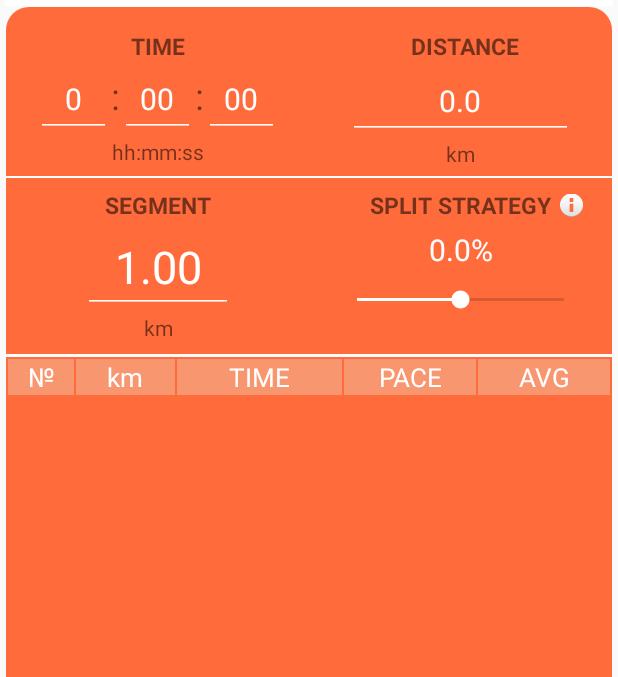
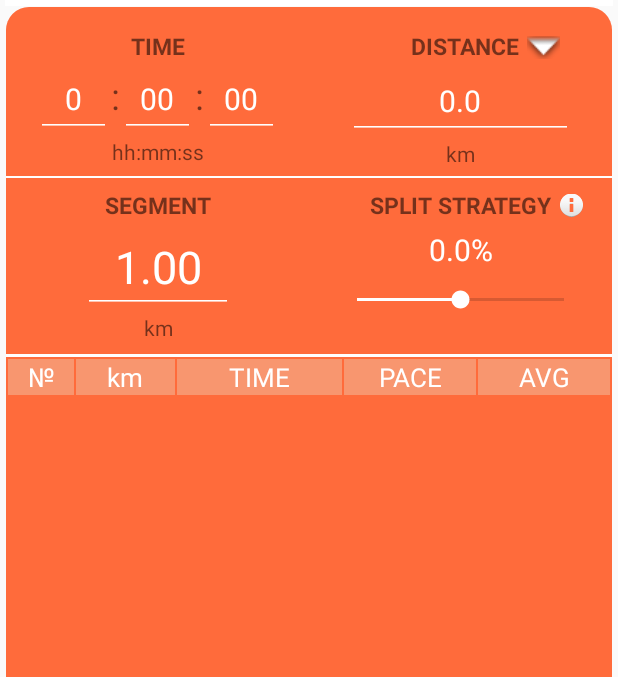
Before and after one commit to x5bart/PaceOne, an Android app: the fragment Fragment2 placed in its activity, on a phone screen of 412 x 824 dp, the part 83-760 px from its top. Run offline under Robolectric (Android 15) with nearby library versions, the phone set to English and light mode, and no system bars; libraries missing offline, so code that uses them is left out: com.yandex.mobile; plain views replace AdView; Roboto replaces fonts that are not available here; 12 statements that could not run were skipped.

Commit message:
add popup menu for etCalkKm and etKm

```diff
--- a/app/src/main/res/layout/fragment2.xml
+++ b/app/src/main/res/layout/fragment2.xml
@@ -108,6 +108,17 @@
         app:layout_constraintEnd_toEndOf="parent"
         app:layout_constraintStart_toStartOf="@+id/guideline4"
         app:layout_constraintTop_toBottomOf="@+id/textView4" />
+
+    <ImageView
+        android:id="@+id/ivInfoKm"
+        android:layout_width="22dp"
+        android:layout_height="32dp"
+        android:layout_marginStart="5dp"
+        android:clickable="true"
+        app:layout_constraintBottom_toTopOf="@+id/etKm"
+        app:layout_constraintStart_toEndOf="@+id/textView4"
+        app:layout_constraintTop_toTopOf="@+id/textView4"
+        app:srcCompat="@android:drawable/arrow_down_float" />
 
     <TextView
         android:id="@+id/textView5"
--- /dev/null
+++ b/app/src/main/res/menu/popup_menu_km.xml
@@ -0,0 +1,20 @@
+<?xml version="1.0" encoding="utf-8"?>
+<menu xmlns:android="http://schemas.android.com/apk/res/android"
+    xmlns:app="http://schemas.android.com/apk/res-auto">
+
+        <item
+            android:id="@+id/km_3"
+            android:title="@string/_3_km" />
+        <item
+            android:id="@+id/km_5"
+            android:title="@string/_5_km" />
+        <item
+            android:id="@+id/km_10"
+            android:title="@string/_10_km"/>
+        <item
+            android:id="@+id/km_21"
+            android:title="@string/halfmarathon" />
+        <item
+            android:id="@+id/km_42"
+            android:title="@string/marathon" />
+</menu>
--- a/app/src/main/res/values/strings.xml
+++ b/app/src/main/res/values/strings.xml
@@ -33,4 +33,9 @@ The strategy of negative splitting has been documented in competitive running si
     <string name="copyright" translatable="false">Copyright © 2019 x5Bart</string>
     <string name="negative_and_positive_splits">Negative and positive splits</string>
     <string name="avg">AVG</string>
+    <string name="_3_km">3 km</string>
+    <string name="_5_km">5 km</string>
+    <string name="_10_km">10 km</string>
+    <string name="halfmarathon">halfmarathon</string>
+    <string name="marathon">marathon</string>
 </resources>
```
Also changed, not shown: app/src/main/java/com/x5bart_soft/paceone/AlertDialog.kt (+5 -13 lines), app/src/main/java/com/x5bart_soft/paceone/Fragment1.kt (+28 -3 lines), app/src/main/java/com/x5bart_soft/paceone/MainActivity.kt (+0 -7 lines), app/src/main/java/com/x5bart_soft/paceone/segment/Fragment2.kt (+28 -8 lines), app/src/main/res/layout/fragment1.xml (+4 -7 lines), 1 other file.
